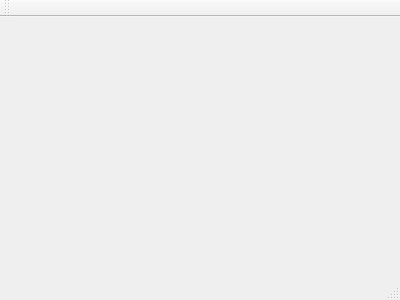
The window that mainwindow.ui (mathom/QVRViewer) describes before a commit, drawn with Qt 5.
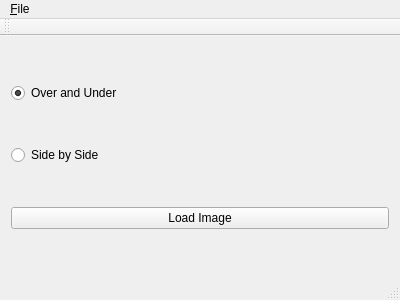
The same window after the commit.

```diff
--- a/mainwindow.ui
+++ b/mainwindow.ui
@@ -13,7 +13,45 @@
   <property name="windowTitle">
    <string>MainWindow</string>
   </property>
-  <widget class="QWidget" name="centralWidget"/>
+  <widget class="QWidget" name="centralWidget">
+   <layout class="QHBoxLayout" name="horizontalLayout">
+    <item>
+     <layout class="QVBoxLayout" name="leftLayout">
+      <item>
+       <widget class="QRadioButton" name="radioButton">
+        <property name="text">
+         <string>Over and Under</string>
+        </property>
+        <property name="checked">
+         <bool>true</bool>
+        </property>
+       </widget>
+      </item>
+      <item>
+       <widget class="QRadioButton" name="radioButton_2">
+        <property name="text">
+         <string>Side by Side</string>
+        </property>
+       </widget>
+      </item>
+      <item>
+       <widget class="QPushButton" name="loadButton">
+        <property name="text">
+         <string>Load Image</string>
+        </property>
+       </widget>
+      </item>
+     </layout>
+    </item>
+    <item>
+     <layout class="QVBoxLayout" name="rightLayout">
+      <property name="sizeConstraint">
+       <enum>QLayout::SetDefaultConstraint</enum>
+      </property>
+     </layout>
+    </item>
+   </layout>
+  </widget>
   <widget class="QMenuBar" name="menuBar">
    <property name="geometry">
     <rect>
@@ -23,6 +61,13 @@
      <height>21</height>
     </rect>
    </property>
+   <widget class="QMenu" name="menu_File">
+    <property name="title">
+     <string>&amp;File</string>
+    </property>
+    <addaction name="action_Load_Panorama"/>
+   </widget>
+   <addaction name="menu_File"/>
   </widget>
   <widget class="QToolBar" name="mainToolBar">
    <attribute name="toolBarArea">
```
Left out of the diff: 24 changed lines with no effect on the pictures.
